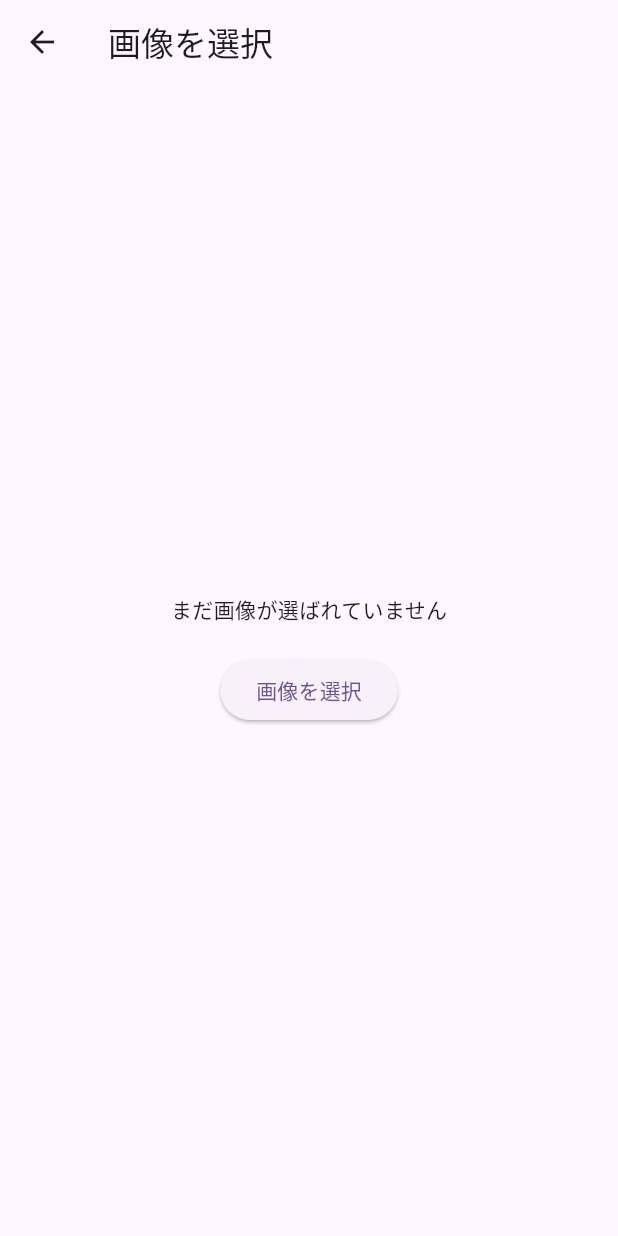
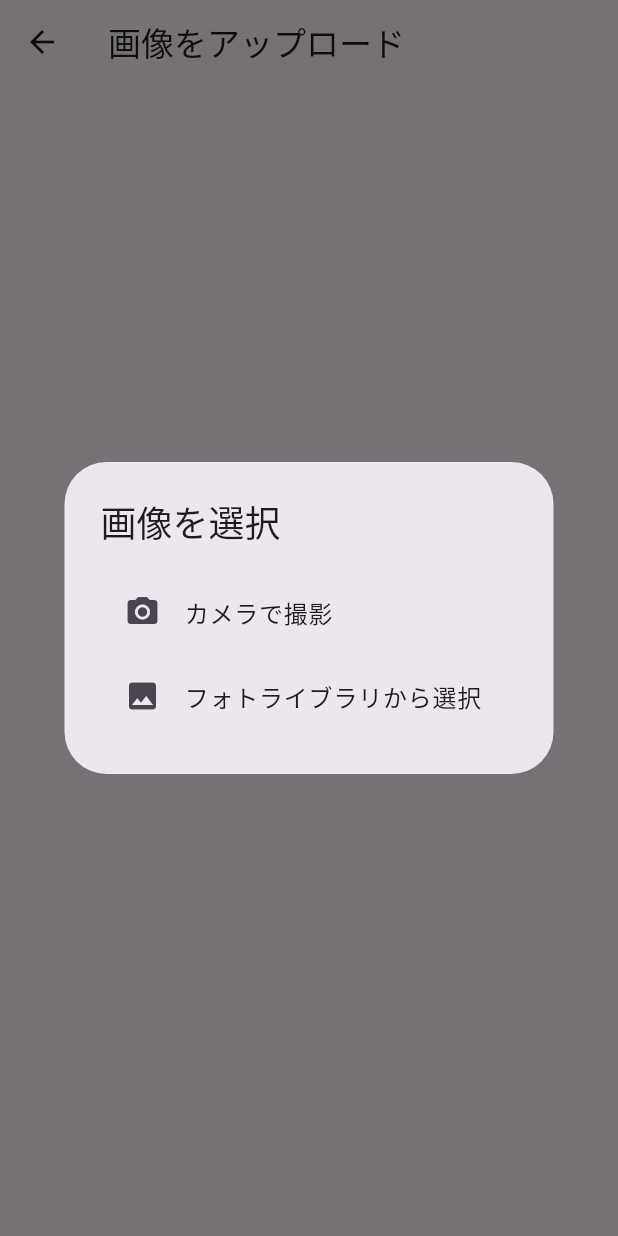
Before and after one commit to i-kondou/hack_village, a Flutter app: the CameraPage screen opened directly, after a tap on "画像を選択", on a phone screen of 412 x 824 dp. Run offline on Flutter 3.47's test engine with Material 3 defaults, Android fonts, the phone set to English and light mode, and no system bars; our stand-ins replace cloud_firestore, firebase_core, firebase_storage, image_picker; accounts and stored records are empty.

Commit message:
カメラかアルバムか選べるようにする

```diff
--- a/g-kimura/dietitian/lib/camera_page.dart
+++ b/g-kimura/dietitian/lib/camera_page.dart
@@ -1,8 +1,7 @@
-import 'dart:typed_data';
-import 'dart:io' as io show File;
-import 'package:flutter/foundation.dart' show kIsWeb;
+import 'dart:io';
 import 'package:flutter/material.dart';
 import 'package:image_picker/image_picker.dart';
+import 'package:firebase_storage/firebase_storage.dart';
 
 class CameraPage extends StatefulWidget {
   @override
@@ -10,53 +9,92 @@ class CameraPage extends StatefulWidget {
 }
 
 class _CameraPageState extends State<CameraPage> {
-  Uint8List? _imageBytes;
-  io.File? _imageFile; // モバイル向け
   final ImagePicker _picker = ImagePicker();
+  File? _image;
+  String? _uploadedImageUrl;
 
-  Future<void> _pickImage() async {
-    final pickedFile = await _picker.pickImage(source: ImageSource.camera); // Webではfile pickerとして動作
-
-    if (pickedFile != null) {
-      if (kIsWeb) {
-        final bytes = await pickedFile.readAsBytes();
-        setState(() {
-          _imageBytes = bytes;
-        });
-      } else {
-        setState(() {
-          _imageFile = io.File(pickedFile.path);
-        });
-      }
-    }
-  }
-
-  @override
-  Widget build(BuildContext context) {
-    Widget imageWidget;
-    if (kIsWeb && _imageBytes != null) {
-      imageWidget = Image.memory(_imageBytes!);
-    } else if (!kIsWeb && _imageFile != null) {
-      imageWidget = Image.file(_imageFile!);
-    } else {
-      imageWidget = Text('まだ画像が選ばれていません');
-    }
-
-    return Scaffold(
-      appBar: AppBar(title: Text('画像を選択')),
-      body: Center(
-        child: Column(
-          mainAxisAlignment: MainAxisAlignment.center,
+  Future<void> _showPickOptionsDialog(BuildContext context) {
+    return showDialog(
+      context: context,
+      builder: (context) => AlertDialog(
+        title: Text("画像を選択"),
+        content: Column(
+          mainAxisSize: MainAxisSize.min,
           children: [
-            imageWidget,
-            SizedBox(height: 20),
-            ElevatedButton(
-              onPressed: _pickImage,
-              child: Text('画像を選択'),
+            ListTile(
+              leading: Icon(Icons.camera_alt),
+              title: Text("カメラで撮影"),
+              onTap: () {
+                Navigator.of(context).pop();
+                _pickImage(ImageSource.camera);
+              },
+            ),
+            ListTile(
+              leading: Icon(Icons.photo),
+              title: Text("フォトライブラリから選択"),
+              onTap: () {
+                Navigator.of(context).pop();
+                _pickImage(ImageSource.gallery);
+              },
             ),
           ],
         ),
       ),
     );
   }
+
+  Future<void> _pickImage(ImageSource source) async {
+    try {
+      final XFile? pickedFile = await _picker.pickImage(source: source);
+      if (pickedFile == null) return;
+
+      setState(() {
+        _image = File(pickedFile.path);
+      });
+
+      await _uploadImageToFirebase();
+    } catch (e) {
+      print("❌ 画像選択エラー: $e");
+    }
+  }
+
+  Future<void> _uploadImageToFirebase() async {
+    final storageRef = FirebaseStorage.instance.ref();
+    final imageRef = storageRef.child("images/${DateTime.now().millisecondsSinceEpoch}.jpg");
+
+    try {
+      await imageRef.putFile(_image!);
+      final downloadUrl = await imageRef.getDownloadURL();
+
+      setState(() {
+        _uploadedImageUrl = downloadUrl;
+      });
+
+      print("✅ アップロード完了: $downloadUrl");
+    } catch (e) {
+      print("❌ アップロード失敗: $e");
+    }
+  }
+
+  @override
+  Widget build(BuildContext context) {
+    return Scaffold(
+      appBar: AppBar(title: Text("画像をアップロード")),
+      body: Center(
+        child: Column(
+          mainAxisAlignment: MainAxisAlignment.center,
+          children: [
+            _image != null ? Image.file(_image!, height: 200) : Text("画像が選択されていません"),
+            SizedBox(height: 20),
+            ElevatedButton(
+              onPressed: () => _showPickOptionsDialog(context),
+              child: Text("画像を選択"),
+            ),
+            if (_uploadedImageUrl != null)
+              SelectableText("アップロード先URL:\n$_uploadedImageUrl"),
+          ],
+        ),
+      ),
+    );
+  }
 }
--- a/g-kimura/dietitian/lib/main.dart
+++ b/g-kimura/dietitian/lib/main.dart
@@ -2,7 +2,6 @@ import 'package:dietitian/uploadimage.dart';
 import 'package:firebase_core/firebase_core.dart';
 import 'package:flutter/material.dart';
 import 'camera_page.dart';
-import 'text_upload.dart';
 import 'firebase_options.dart';
 
 void main() async {
@@ -12,8 +11,6 @@ void main() async {
     await Firebase.initializeApp(
       options: DefaultFirebaseOptions.currentPlatform,
     );
-
-    //await Firebase.initializeApp();
 
     runApp(MyApp());
 }
@@ -44,8 +41,6 @@ class MyApp extends StatelessWidget {
         // tested with just a hot reload.
         colorScheme: ColorScheme.fromSeed(seedColor: Colors.deepPurple),
       ),
-      //home: CameraPage(),
-      //home: UploadTestPage(),
       home: UploadImagePage(),
     );
   }
--- a/g-kimura/dietitian/lib/text_upload.dart
+++ b/g-kimura/dietitian/lib/text_upload.dart
@@ -6,6 +6,8 @@ import 'dart:typed_data';
 
 
 class UploadTestPage extends StatelessWidget {
+  const UploadTestPage({super.key});
+
   Future<void> uploadString() async {
     final storageRef = FirebaseStorage.instance.ref();
     final testFileRef = storageRef.child('test.txt');
```
Also changed, not shown: g-kimura/dietitian/lib/uploadimage.dart (+32 -11 lines), 1 other file.
